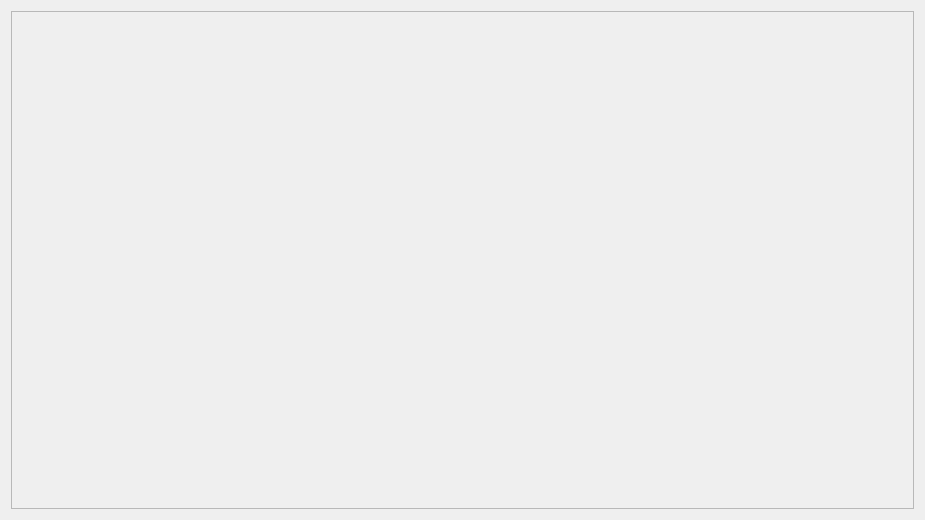
Old version of the form code/src/main/python/view/timeline/timelineview/timeline_view.ui in the repository felixdittrich92/mission-uncuttable.
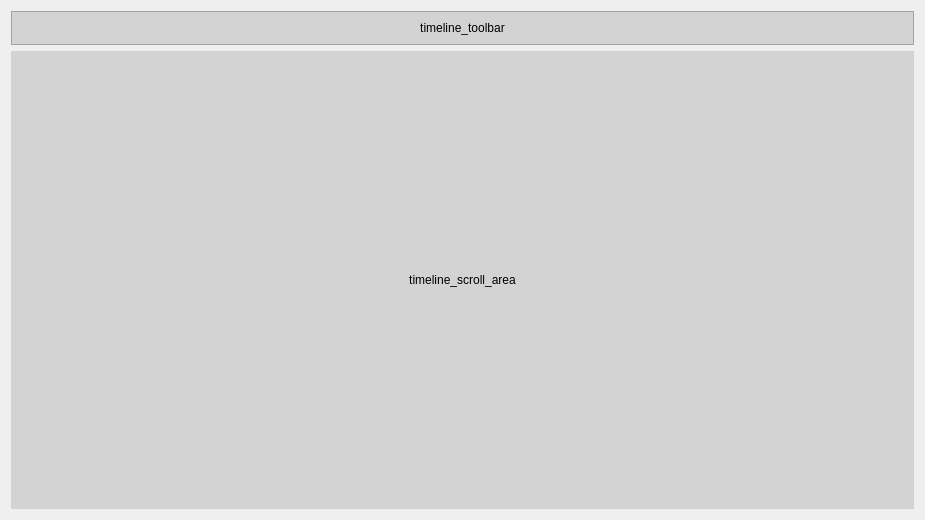
New version of the form.

Commit message: #64 Cleanup and improve the code/program structure of the TimelineView

```diff
--- a/code/src/main/python/view/timeline/timelineview/timeline_view.ui
+++ b/code/src/main/python/view/timeline/timelineview/timeline_view.ui
@@ -28,6 +28,9 @@
        <verstretch>0</verstretch>
       </sizepolicy>
      </property>
+     <property name="styleSheet">
+      <string notr="true">background-color: lightgray</string>
+     </property>
      <property name="frameShape">
       <enum>QFrame::StyledPanel</enum>
      </property>
@@ -36,17 +39,39 @@
      </property>
      <layout class="QHBoxLayout" name="horizontalLayout">
       <item>
-       <spacer name="horizontalSpacer">
-        <property name="orientation">
-         <enum>Qt::Horizontal</enum>
+       <widget class="QLabel" name="timeline_toolbar_namelabel">
+        <property name="text">
+         <string>timeline_toolbar</string>
         </property>
-        <property name="sizeHint" stdset="0">
-         <size>
-          <width>40</width>
-          <height>20</height>
-         </size>
+        <property name="alignment">
+         <set>Qt::AlignCenter</set>
         </property>
-       </spacer>
+       </widget>
+      </item>
+     </layout>
+    </widget>
+   </item>
+   <item>
+    <widget class="QWidget" name="timeline_scroll_area" native="true">
+     <property name="sizePolicy">
+      <sizepolicy hsizetype="Expanding" vsizetype="Expanding">
+       <horstretch>0</horstretch>
+       <verstretch>0</verstretch>
+      </sizepolicy>
+     </property>
+     <property name="styleSheet">
+      <string notr="true">background-color: lightgray</string>
+     </property>
+     <layout class="QVBoxLayout" name="verticalLayout_2">
+      <item>
+       <widget class="QLabel" name="timeline_scroll_area_namelabel">
+        <property name="text">
+         <string>timeline_scroll_area</string>
+        </property>
+        <property name="alignment">
+         <set>Qt::AlignCenter</set>
+        </property>
+       </widget>
       </item>
      </layout>
     </widget>
```
Left out of the diff: 2 changed lines with no effect on the pictures. The commit also changes 3 other files.
